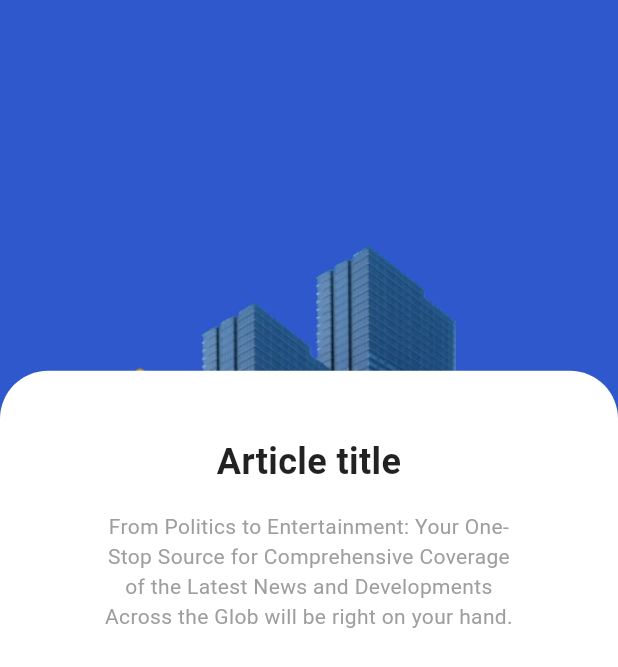
After one commit to ArthurPrasniski/daily-journal, a Flutter app: the ArticleScreen screen opened by its route, on a phone screen of 412 x 824 dp. The commit adds this screen. Shown: the top 667 px of the screen. Run offline on Flutter 3.47's test engine with Material 3 defaults, Android fonts, the phone set to English and light mode, and no system bars.

Commit message:
feat: iniciado tela de artigo

```diff
--- a/lib/main.dart
+++ b/lib/main.dart
@@ -1,3 +1,4 @@
+import 'package:daily_journal/presentation/screens/article_screen.dart';
 import 'package:daily_journal/presentation/screens/main_screen.dart';
 import 'package:flutter/material.dart';
 import  'presentation/screens/welcome_screen.dart';
@@ -22,6 +23,7 @@ class MyApp extends StatelessWidget {
       routes: {
         '/': (context) => const WelcomeScreen(),
         '/main': (context) => const MainScreen(),
+        '/article': (context) => const ArticleScreen(),
       },
     );
   }
--- /dev/null
+++ b/lib/presentation/screens/article_screen.dart
@@ -0,0 +1,59 @@
+import 'package:flutter/material.dart';
+
+class ArticleScreen extends StatelessWidget {
+  const ArticleScreen({super.key});
+
+  @override
+  Widget build(BuildContext context) {
+    return Scaffold(
+      backgroundColor: const Color(0xFF2F58CD),
+      body: Stack(
+        children: [
+          Align(
+            alignment: Alignment.topCenter,
+            child: Image.asset(
+              'assets/images/welcome.png',
+              fit: BoxFit.cover,
+              height: MediaQuery.of(context).size.height * 0.5,
+            ),
+          ),
+          Align(
+            alignment: Alignment.bottomCenter,
+            child: Container(
+              height: MediaQuery.of(context).size.height * 0.7,
+              width: double.maxFinite,
+              padding: const EdgeInsets.symmetric(horizontal: 24, vertical: 44),
+              decoration: const BoxDecoration(
+                color: Colors.white,
+                borderRadius: BorderRadius.vertical(top: Radius.circular(32)),
+              ),
+              child: Column(
+                mainAxisSize: MainAxisSize.min,
+                children: [
+                  const Text(
+                    'Article title',
+                    textAlign: TextAlign.center,
+                    style: TextStyle(
+                      fontSize: 24,
+                      fontWeight: FontWeight.bold,
+                      color: Colors.black87,
+                    ),
+                  ),
+                  const SizedBox(height: 16),
+                  const Text(
+                    'From Politics to Entertainment: Your One-\nStop Source for Comprehensive Coverage\nof the Latest News and Developments\nAcross the Glob will be right on your hand.',
+                    textAlign: TextAlign.center,
+                    style: TextStyle(
+                      fontSize: 14,
+                      color: Colors.grey,
+                    ),
+                  ),
+                ],
+              ),
+            ),
+          ),
+        ],
+      ),
+    );
+  }
+}
--- a/lib/presentation/screens/home_screen.dart
+++ b/lib/presentation/screens/home_screen.dart
@@ -26,7 +26,6 @@ class _HomeScreenState extends State<HomeScreen> {
     _articlesFuture = _repository.fetchTopHeadlines();
     _everythingFuture = _everythingRepository.fetchEverything();
   }
-
 
   @override
   Widget build(BuildContext context) {
@@ -100,7 +99,11 @@ class _HomeScreenState extends State<HomeScreen> {
                     crossAxisAlignment: CrossAxisAlignment.start,
                     children: [
                       // Carrossel de notícias
-                      SizedBox(
+                      GestureDetector(
+                        onTap: () {
+                          Navigator.pushNamed(context, '/article');
+                        },
+                        child: SizedBox(
                           height: 200,
                           child: ListView.builder(
                             scrollDirection: Axis.horizontal,
@@ -114,7 +117,9 @@ class _HomeScreenState extends State<HomeScreen> {
                                   borderRadius: BorderRadius.circular(16),
                                   color: Colors.white,
                                   image: DecorationImage(
-                                  image: NetworkImage(article.urlToImage ?? ''),
+                                    image: NetworkImage(
+                                      article.urlToImage ?? '',
+                                    ),
                                     fit: BoxFit.cover,
                                   ),
                                 ),
@@ -146,6 +151,7 @@ class _HomeScreenState extends State<HomeScreen> {
                                 ),
                               );
                             },
+                          ),
                         ),
                       ),
 
```
Lines whose indentation alone changed are shown as unchanged.
